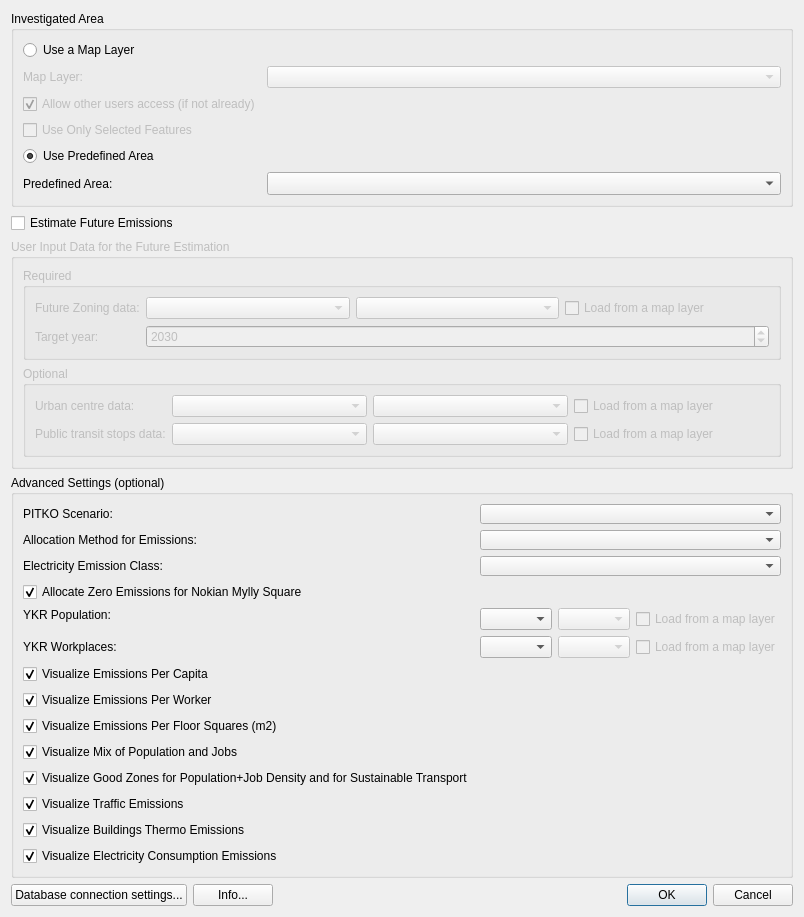
Above: ui/ykr_tool_main.ui from ernoma/assesclimateimpact before the change. Below: the same form after it.
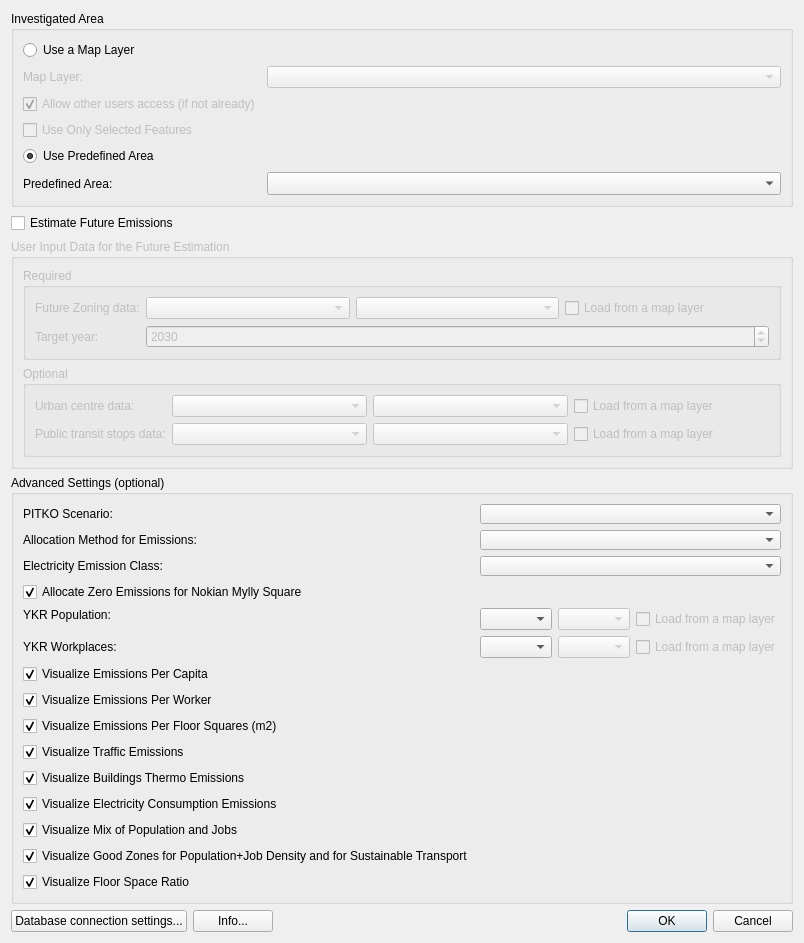
That is the form after the change. Custom widgets are drawn as their Qt base class.

Commit message: Visualize floor space ratio

```diff
--- a/ui/ykr_tool_main.ui
+++ b/ui/ykr_tool_main.ui
@@ -431,7 +431,7 @@
             </property>
            </widget>
           </item>
-          <item row="5" column="0">
+          <item row="4" column="0">
            <layout class="QFormLayout" name="formLayout_6">
             <item row="0" column="0">
              <widget class="QLabel" name="label">
@@ -442,7 +442,7 @@
             </item>
            </layout>
           </item>
-          <item row="5" column="1">
+          <item row="4" column="1">
            <layout class="QHBoxLayout" name="horizontalLayout_2">
             <item>
              <widget class="QComboBox" name="comboBoxYkrPop"/>
@@ -472,14 +472,14 @@
             </item>
            </layout>
           </item>
-          <item row="7" column="0">
+          <item row="5" column="0">
            <widget class="QLabel" name="label_2">
             <property name="text">
              <string>YKR Workplaces:</string>
             </property>
            </widget>
           </item>
-          <item row="7" column="1">
+          <item row="5" column="1">
            <layout class="QHBoxLayout" name="horizontalLayout_3">
             <item>
              <widget class="QComboBox" name="comboBoxYkrJob"/>
@@ -503,7 +503,27 @@
             </item>
            </layout>
           </item>
-          <item row="10" column="0">
+          <item row="6" column="0">
+           <widget class="QCheckBox" name="checkBoxCalculateEmissionsPerPerson">
+            <property name="text">
+             <string>Visualize Emissions Per Capita</string>
+            </property>
+            <property name="checked">
+             <bool>true</bool>
+            </property>
+           </widget>
+          </item>
+          <item row="7" column="0">
+           <widget class="QCheckBox" name="checkBoxCalculateEmissionsPerJob">
+            <property name="text">
+             <string>Visualize Emissions Per Worker</string>
+            </property>
+            <property name="checked">
+             <bool>true</bool>
+            </property>
+           </widget>
+          </item>
+          <item row="8" column="0">
            <widget class="QCheckBox" name="checkBoxCalculateEmissionsPerFloorSpaceSquares">
             <property name="text">
              <string>Visualize Emissions Per Floor Squares (m2)</string>
@@ -513,27 +533,7 @@
             </property>
            </widget>
           </item>
-          <item row="11" column="0">
-           <widget class="QCheckBox" name="checkBoxVisualizePopJobMix">
-            <property name="text">
-             <string>Visualize Mix of Population and Jobs</string>
-            </property>
-            <property name="checked">
-             <bool>true</bool>
-            </property>
-           </widget>
-          </item>
-          <item row="12" column="0">
-           <widget class="QCheckBox" name="checkBoxVisualizeGoodZonesForPopJobDensityAndSustainableTransport">
-            <property name="text">
-             <string>Visualize Good Zones for Population+Job Density and for Sustainable Transport</string>
-            </property>
-            <property name="checked">
-             <bool>true</bool>
-            </property>
-           </widget>
-          </item>
-          <item row="13" column="0">
+          <item row="9" column="0">
            <widget class="QCheckBox" name="checkBoxVisualizeTrafficEmissions">
             <property name="text">
              <string>Visualize Traffic Emissions</string>
@@ -543,7 +543,7 @@
             </property>
            </widget>
           </item>
-          <item row="14" column="0">
+          <item row="10" column="0">
            <widget class="QCheckBox" name="checkBoxVisualizeThermoEmissions">
             <property name="text">
              <string>Visualize Buildings Thermo Emissions</string>
@@ -553,7 +553,7 @@
             </property>
            </widget>
           </item>
-          <item row="15" column="0">
+          <item row="11" column="0">
            <widget class="QCheckBox" name="checkBoxVisualizeElectricityConsumptionEmissions">
             <property name="text">
              <string>Visualize Electricity Consumption Emissions</string>
@@ -563,20 +563,30 @@
             </property>
            </widget>
           </item>
-          <item row="8" column="0">
-           <widget class="QCheckBox" name="checkBoxCalculateEmissionsPerPerson">
+          <item row="12" column="0">
+           <widget class="QCheckBox" name="checkBoxVisualizePopJobMix">
             <property name="text">
-             <string>Visualize Emissions Per Capita</string>
+             <string>Visualize Mix of Population and Jobs</string>
             </property>
             <property name="checked">
              <bool>true</bool>
             </property>
            </widget>
           </item>
-          <item row="9" column="0">
-           <widget class="QCheckBox" name="checkBoxCalculateEmissionsPerJob">
+          <item row="13" column="0">
+           <widget class="QCheckBox" name="checkBoxVisualizeGoodZonesForPopJobDensityAndSustainableTransport">
             <property name="text">
-             <string>Visualize Emissions Per Worker</string>
+             <string>Visualize Good Zones for Population+Job Density and for Sustainable Transport</string>
+            </property>
+            <property name="checked">
+             <bool>true</bool>
+            </property>
+           </widget>
+          </item>
+          <item row="14" column="0">
+           <widget class="QCheckBox" name="checkBoxVisualizeFloorSpaceRatio">
+            <property name="text">
+             <string>Visualize Floor Space Ratio</string>
             </property>
             <property name="checked">
              <bool>true</bool>
```
The commit also changes 4 other files.
